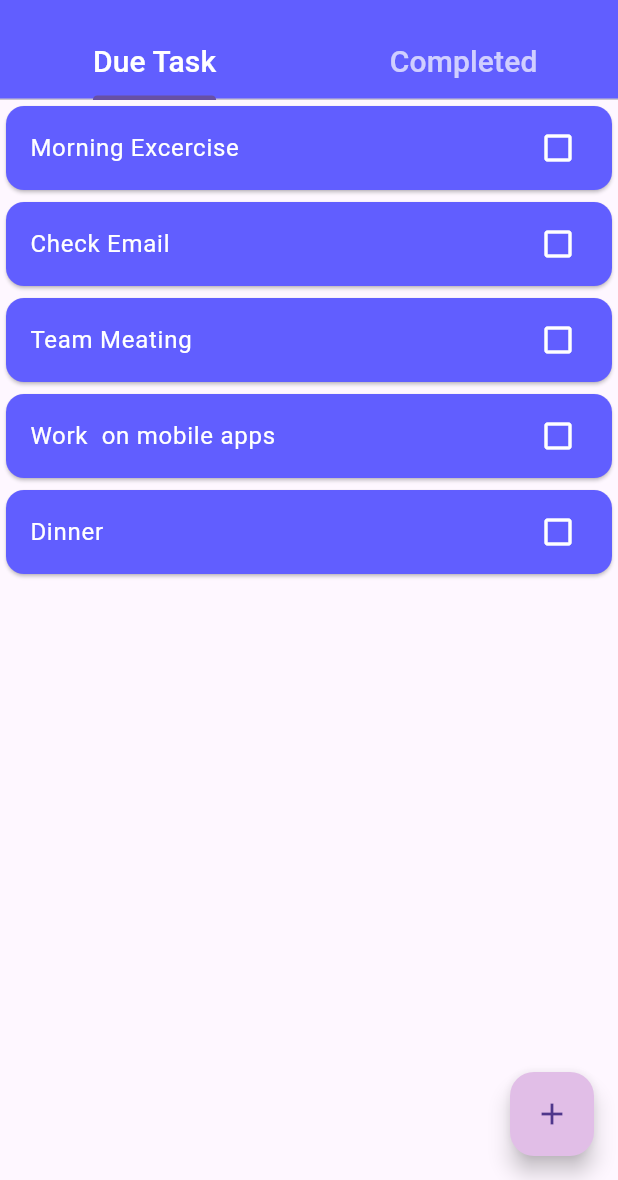
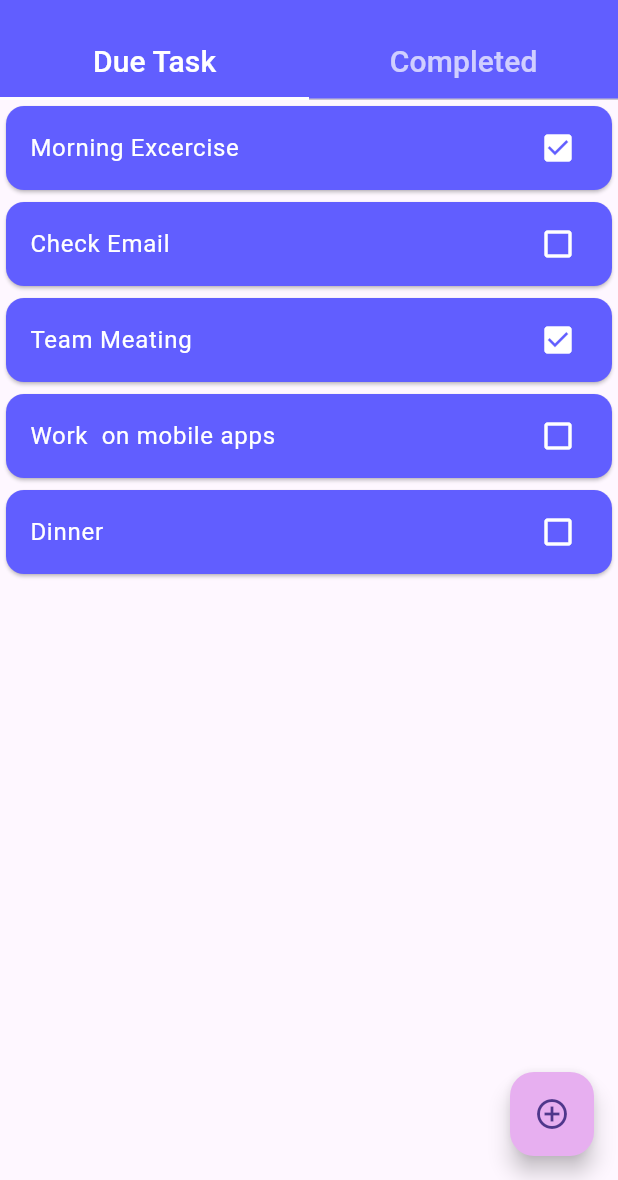
Before and after one commit to saurabhkumar-sk/todo_application, a Flutter app: the screen it shows after launch, on a phone screen of 412 x 824 dp, the part 56-1236 px from its top. Run offline on Flutter 3.47's test engine with Material 2 defaults, Android fonts, the phone set to English and light mode, and no system bars.

Commit message:
Some changes in Due Task Screen

```diff
--- a/lib/models/todo_model.dart
+++ b/lib/models/todo_model.dart
@@ -1,7 +1,6 @@
-
 class ToDo {
-  String? time;
-  String? todoText;
+  String time;
+  String todoText;
   bool isDone;
 
   ToDo({
@@ -9,8 +8,9 @@ class ToDo {
     required this.todoText,
     this.isDone = false,
   });
+}
 
-  static List<ToDo> todoList() {
+List<ToDo> todoList() {
   return [
     ToDo(time: 'sep 12,2023', todoText: 'Morning Excercise', isDone: true),
     ToDo(time: 'sep 11,2023', todoText: 'Check Email'),
@@ -19,4 +19,88 @@ class ToDo {
     ToDo(time: 'sep 02,2023', todoText: 'Dinner'),
   ];
 }
-}
+
+// void main() => runApp(MyApp());
+
+// class MyApp extends StatelessWidget {
+//   @override
+//   Widget build(BuildContext context) {
+//     return MaterialApp(
+//       title: 'To-Do List',
+//       home: TodoList(),
+//     );
+//   }
+// }
+
+// class TodoList extends StatefulWidget {
+//   @override
+//   _TodoListState createState() => _TodoListState();
+// }
+
+// class _TodoListState extends State<TodoList> {
+//   List<String> tasks = [];
+//   TextEditingController taskController = TextEditingController();
+
+//   void addTask(String task) {
+//     setState(() {
+//       tasks.add(task);
+//       taskController.clear();
+//     });
+//   }
+
+//   void removeTask(int index) {
+//     setState(() {
+//       tasks.removeAt(index);
+//     });
+//   }
+
+//   @override
+//   Widget build(BuildContext context) {
+//     return Scaffold(
+//       appBar: AppBar(
+//         title: Text('To-Do List'),
+//       ),
+//       body: Column(
+//         children: <Widget>[
+//           Padding(
+//             padding: const EdgeInsets.all(16.0),
+//             child: Row(
+//               children: <Widget>[
+//                 Expanded(
+//                   child: TextField(
+//                     controller: taskController,
+//                     decoration: InputDecoration(
+//                       labelText: 'New Task',
+//                     ),
+//                   ),
+//                 ),
+//                 IconButton(
+//                   icon: Icon(Icons.add),
+//                   onPressed: () {
+//                     addTask(taskController.text);
+//                   },
+//                 ),
+//               ],
+//             ),
+//           ),
+//           Expanded(
+//             child: ListView.builder(
+//               itemCount: tasks.length,
+//               itemBuilder: (BuildContext context, int index) {
+//                 return ListTile(
+//                   title: Text(tasks[index]),
+//                   trailing: IconButton(
+//                     icon: Icon(Icons.delete),
+//                     onPressed: () {
+//                       removeTask(index);
+//                     },
+//                   ),
+//                 );
+//               },
+//             ),
+//           ),
+//         ],
+//       ),
+//     );
+//   }
+// }
--- a/lib/screens/due_screen.dart
+++ b/lib/screens/due_screen.dart
@@ -11,31 +11,65 @@ class DueTaskScreen extends StatefulWidget {
 }
 
 class _DueTaskScreenState extends State<DueTaskScreen> {
-  // final String Isdone = isDone;
+  List<ToDo> tasks = todoList();
+  final textController = TextEditingController();
+  bool isdone = false;
+
   @override
   Widget build(BuildContext context) {
     return SingleChildScrollView(
-      child: ListView.builder(
+      child: Column(
+        children: [
+          // const SizedBox(height: 250),
+          // const Icon(
+          //   Icons.add_box_outlined,
+          //   size: 100,
+          //   color: Colors.grey,
+          // ),
+          // const Text('No Task Left'),
+          ListView.builder(
             shrinkWrap: true,
-        itemCount: ToDo.todoList().length,
+            itemCount: tasks.length,
             itemBuilder: (BuildContext context, int index) {
               return Card(
                 color: const Color.fromRGBO(97, 94, 255, 1),
                 child: ListTile(
                   title: Text(
-                ToDo.todoList()[index].todoText.toString(),
+                    tasks[index].todoText,
                     style: const TextStyle(
                       color: Colors.white,
                     ),
                   ),
-              trailing: const Icon(
-                Icons.check_box_outline_blank,
+                  trailing: Icon(
+                    tasks[index].isDone
+                        ? Icons.check_box
+                        : Icons.check_box_outline_blank,
                     color: Colors.white,
                   ),
                 ),
               );
             },
           ),
+          const SizedBox(
+            height: 100,
+          ),
+          // TextField(
+          //   controller: textController,
+          //   decoration: const InputDecoration(
+          //     fillColor: Colors.grey,
+          //     filled: true,
+          //   ),
+          // ),
+          // ElevatedButton(
+          //   onPressed: () {
+          //     tasks.add;
+          //     textController.clear();
+          //     setState(() {});
+          //   },
+          //   child: const Text('Add'),
+          // )
+        ],
+      ),
     );
   }
 }
```
Also changed, not shown: lib/screens/complete_screen.dart (+27 -1 lines), lib/screens/landing_screen.dart (+69 -5 lines). Lines whose indentation alone changed are shown as unchanged.
